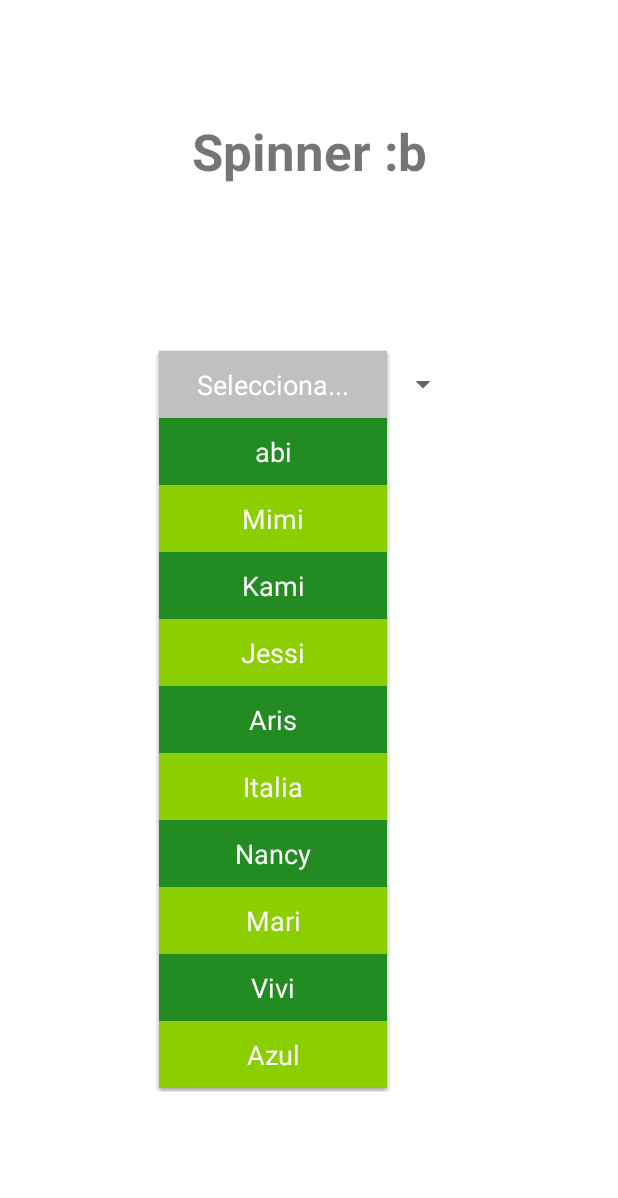
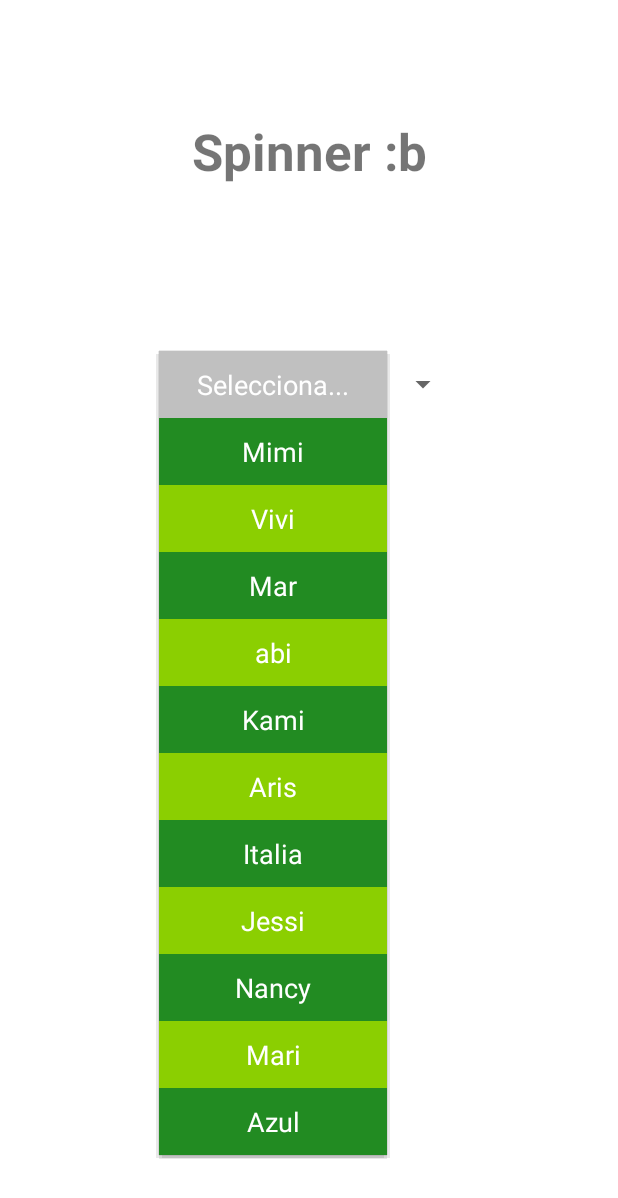
Before and after one commit to NovaNecros/CapacitacionFinantech, an Android app: the MainActivity screen opened directly, with no data from a screen before it, after a tap on "Selecciona...", on a phone screen of 412 x 824 dp. Shown: the top 1198 px of the screen. Run offline under Robolectric (Android 15) with nearby library versions, the light colour scheme and no system bars.

Commit message:
Aumenté el número de opciones.

```diff
--- a/app/src/main/res/values/strings.xml
+++ b/app/src/main/res/values/strings.xml
@@ -3,15 +3,16 @@
     <string name="texto_spinner">Spinner :b</string>
     <string name="spinner_default">Selecciona...</string>
     <string-array name="family">
+        <item>Mimi</item>
+        <item>Vivi</item>
+        <item>Mar</item>
         <item>abi</item>
-        <item>Mimi</item>
         <item>Kami</item>
-        <item>Jessi</item>
         <item>Aris</item>
         <item>Italia</item>
+        <item>Jessi</item>
         <item>Nancy</item>
         <item>Mari</item>
-        <item>Vivi</item>
         <item>Azul</item>
     </string-array>
 </resources>
```
